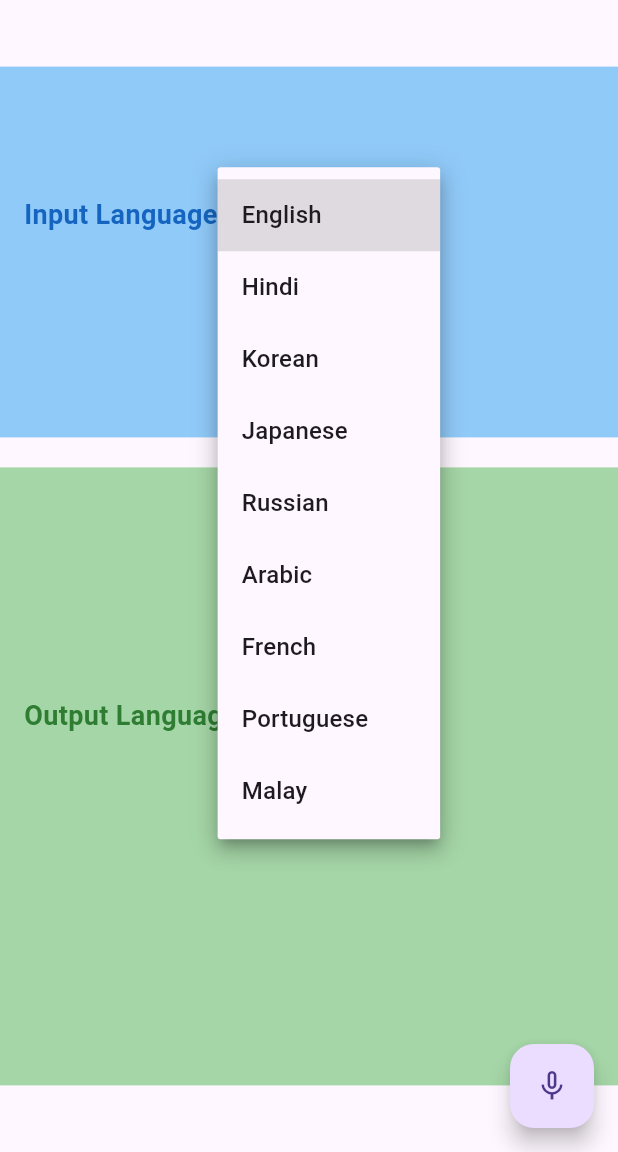
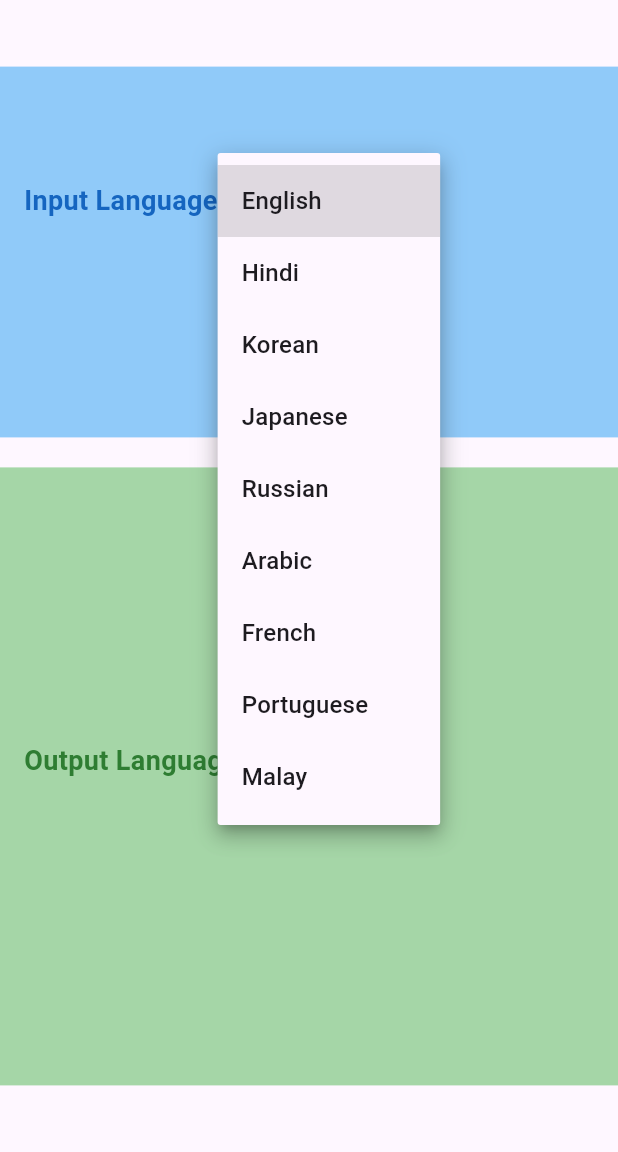
Before and after one commit to Varun-Kolanu/speech_translation, a Flutter app: the screen it shows after launch, after a tap on "English", on a phone screen of 412 x 824 dp, the part 84-1236 px from its top. Run offline on Flutter 3.47's test engine with Material 3 defaults, Android fonts, the light colour scheme and no system bars; our stand-ins replace file_picker, flutter_tts; missing offline and left inert: google_speech, translator.

Commit message:
update: Download

```diff
--- a/lib/main.dart
+++ b/lib/main.dart
@@ -1,10 +1,10 @@
 import 'package:flutter/material.dart';
 import 'package:speech_translation/pages/speech.dart';
-import 'package:speech_translation/utils/speech_to_text.dart';
+import 'package:speech_translation/utils/audio_to_text.dart';
 import 'package:speech_translation/utils/text_to_speech.dart';
 import 'package:speech_translation/utils/translator.dart';
 
-void main() {
+void main() async {
   WidgetsFlutterBinding.ensureInitialized();
   runApp(const MyApp());
 }
@@ -15,7 +15,8 @@ class MyApp extends StatelessWidget {
   @override
   Widget build(BuildContext context) {
     MyTts();
-    MyStt();
+    // MyStt();
+    MyAtt();
     MyTranslator();
     return const MaterialApp(
       title: 'Speech Translation',
--- a/lib/pages/speech.dart
+++ b/lib/pages/speech.dart
@@ -1,8 +1,11 @@
+import 'dart:io';
+
+import 'package:file_picker/file_picker.dart';
 import 'package:flutter/material.dart';
-import 'package:speech_translation/utils/speech_to_text.dart';
-import 'package:speech_translation/utils/stt_state.dart';
+import 'package:speech_translation/utils/audio_to_text.dart';
 import 'package:speech_translation/utils/text_to_speech.dart';
 import 'package:speech_translation/utils/translator.dart';
+import 'package:speech_translation/utils/tts_state.dart';
 
 class SpeechPage extends StatefulWidget {
   const SpeechPage({super.key});
@@ -12,15 +15,15 @@ class SpeechPage extends StatefulWidget {
 }
 
 class _SpeechPageState extends State<SpeechPage> {
-  final MyStt _stt = MyStt();
+  final MyAtt _att = MyAtt();
   final MyTts _tts = MyTts();
   final MyTranslator _translator = MyTranslator();
-  String _spokenText = '';
-  String _translatedText = '';
-  SttState _status = SttState.stopped;
-  String _selectedInputLanguage = 'en_US';
-  String _selectedOutputLanguage = 'en-US';
-  final List<dynamic> _ttsVoices = [
+
+  File? _selectedFile;
+  String _selectedInputLanguage = 'en-US';
+  String _selectedOutputLanguage = 'hi-IN';
+  TtsState _status = TtsState.initialized;
+  final List<dynamic> _voices = [
     {
       "name": "English",
       "id": "en-US",
@@ -58,83 +61,52 @@ class _SpeechPageState extends State<SpeechPage> {
       "id": "ms-MY",
     },
   ];
-  final List<dynamic> _sttVoices = [
-    {
-      "name": "English",
-      "id": "en_US",
-    },
-    {
-      "name": "Hindi",
-      "id": "hi_IN",
-    },
-    {
-      "name": "Korean",
-      "id": "ko_KR",
-    },
-    {
-      "name": "Japanese",
-      "id": "ja_JP",
-    },
-    {
-      "name": "Russian",
-      "id": "ru_RU",
-    },
-    {
-      "name": "Arabic",
-      "id": "ar_AE",
-    },
-    {
-      "name": "French",
-      "id": "fr_FR",
-    },
-    {
-      "name": "Portuguese",
-      "id": "pt_PT",
-    },
-    {
-      "name": "Malay",
-      "id": "ms_MY",
-    },
-  ];
-
-  String _getLanguageCode(String language, String type) {
-    if (type == "input") {
-      return language.split("_")[0];
-    } else {
-      return language.split("-")[0];
-    }
-  }
-
-  Future<void> _handleSpeech() async {
-    if (_status != SttState.listening) {
-      await _stt.startListening();
-    } else {
-      await _stt.stopListening();
-    }
-  }
-
-  void _onSpeechResult(String text, SttState status, String emitted) async {
-    setState(() {
-      _spokenText = text;
-      _status = status;
-    });
-    if (emitted == "done") {
-      String translatedOutput = await _translator.getTranslation(
-        text,
-        _getLanguageCode(_selectedInputLanguage, "input"),
-        _getLanguageCode(_selectedOutputLanguage, "output"),
-      );
-      setState(() {
-        _translatedText = translatedOutput;
-      });
-      await _tts.speak(translatedOutput);
-    }
-  }
 
   @override
   void initState() {
     super.initState();
-    _stt.callback = _onSpeechResult;
+    _tts.callback = updateStatus;
+  }
+
+  String _getLanguageCode(String language) {
+    return language.split("-")[0];
+  }
+
+  Future<void> _pickFile() async {
+    FilePickerResult? result = await FilePicker.platform.pickFiles(
+      type: FileType.audio,
+      allowCompression: true,
+    );
+
+    if (result != null) {
+      setState(() {
+        _selectedFile = File(result.files.single.path!);
+      });
+      await _translateSpeech();
+    }
+  }
+
+  Future<void> _translateSpeech() async {
+    String transcribedText =
+        await _att.getText(_selectedInputLanguage, _selectedFile!.path);
+    String translatedOutput = await _translator.getTranslation(
+      transcribedText,
+      _getLanguageCode(_selectedInputLanguage),
+      _getLanguageCode(
+        _selectedOutputLanguage,
+      ),
+    );
+    await _tts.download(
+        translatedOutput,
+        (_voices
+            .where((voice) => voice["id"] == _selectedOutputLanguage)
+            .toList())[0]["name"]);
+  }
+
+  void updateStatus(TtsState status) {
+    setState(() {
+      _status = status;
+    });
   }
 
   @override
@@ -156,11 +128,6 @@ class _SpeechPageState extends State<SpeechPage> {
           const SizedBox(height: 20.0),
           _buildTranslationOutputSection(),
         ],
-      ),
-      floatingActionButton: FloatingActionButton(
-        onPressed: _handleSpeech,
-        tooltip: 'Listen',
-        child: Icon(_status == SttState.listening ? Icons.mic : Icons.mic_none),
       ),
     );
   }
@@ -193,9 +160,8 @@ class _SpeechPageState extends State<SpeechPage> {
                       setState(() {
                         _selectedInputLanguage = newValue!;
                       });
-                      _stt.setLocaleId(newValue!);
                     },
-                    items: _sttVoices
+                    items: _voices
                         .map<DropdownMenuItem<String>>(
                           (voice) => DropdownMenuItem<String>(
                             value: voice["id"],
@@ -208,14 +174,11 @@ class _SpeechPageState extends State<SpeechPage> {
               ),
             ),
             const SizedBox(height: 20.0),
-            Text(
-              _spokenText,
-              style: TextStyle(
-                fontSize: 20.0,
-                fontWeight: FontWeight.bold,
-                color: Colors.blue[600],
-              ),
-            ),
+            ElevatedButton(
+                onPressed: _pickFile,
+                child: const Text(
+                  "Pick Audio",
+                )),
           ],
         ),
       ),
@@ -252,7 +215,7 @@ class _SpeechPageState extends State<SpeechPage> {
                     });
                     await _tts.setLanguage(newValue!);
                   },
-                  items: _ttsVoices
+                  items: _voices
                       .map<DropdownMenuItem<String>>(
                         (voice) => DropdownMenuItem<String>(
                           value: voice["id"],
@@ -263,26 +226,13 @@ class _SpeechPageState extends State<SpeechPage> {
                 ),
               ],
             ),
-            const SizedBox(height: 20.0),
-            _translatedText == ""
-                ? const Text("")
-                : Text(
-                    'Translated Text:',
-                    style: TextStyle(
-                      fontSize: 18.0,
-                      fontWeight: FontWeight.bold,
-                      color: Colors.green[800],
-                    ),
-                  ),
-            const SizedBox(height: 10.0),
-            Text(
-              _translatedText,
-              style: TextStyle(
-                fontSize: 20.0,
-                fontWeight: FontWeight.bold,
-                color: Colors.green[600],
-              ),
-            ),
+            _status == TtsState.downloading
+                ? const Text("Downloading...")
+                : _status == TtsState.initialized
+                    ? const Text("")
+                    : const Text(
+                        "See downloaded file in Audio section of phone",
+                      )
           ],
         ),
       ),
--- /dev/null
+++ b/lib/utils/att_state.dart
@@ -0,0 +1,5 @@
+enum AttState {
+  transcribing,
+  stopped,
+  undefined,
+}
--- /dev/null
+++ b/lib/utils/audio_to_text.dart
@@ -0,0 +1,80 @@
+import 'dart:io';
+
+import 'package:flutter/services.dart';
+import 'package:google_speech/google_speech.dart';
+import 'package:path_provider/path_provider.dart';
+import 'package:speech_translation/utils/att_state.dart';
+
+class WavHeader {
+  int sampleRate;
+  int audioChannels;
+
+  WavHeader(this.sampleRate, this.audioChannels);
+}
+
+class MyAtt {
+  late SpeechToText _att;
+  AttState state = AttState.stopped;
+
+  static final MyAtt _instance = MyAtt._internal();
+
+  factory MyAtt() => _instance;
+  MyAtt._internal() {
+    _initStt();
+  }
+
+  void _initStt() async {
+    try {
+      final serviceAccount = ServiceAccount.fromString(
+        (await rootBundle.loadString('assets/speech-translation.json')),
+      );
+      _att = SpeechToText.viaServiceAccount(serviceAccount);
+    } catch (e) {
+      print("Errorrr: $e");
+    }
+  }
+
+  Future<WavHeader> _getWavHeader(String filePath) async {
+    final File audioFile = File(filePath);
+    final bytes = await audioFile.readAsBytes();
+
+    // Extract sample rate
+    int sampleRate =
+        bytes[24] | (bytes[25] << 8) | (bytes[26] << 16) | (bytes[27] << 24);
+
+    // Extract audio channels
+    int audioChannels = bytes[22] | (bytes[23] << 8);
+
+    return WavHeader(sampleRate, audioChannels);
+  }
+
+  Future<List<int>> _getAudioContent(String path) async {
+    return File(path).readAsBytesSync().toList();
+  }
+
+  Future<String> getText(
+    String language,
+    String path,
+  ) async {
+    state = AttState.transcribing;
+    WavHeader wavHeader = await _getWavHeader(path);
+    final config = RecognitionConfig(
+      encoding: AudioEncoding.LINEAR16,
+      model: RecognitionModel.basic,
+      enableAutomaticPunctuation: true,
+      sampleRateHertz: wavHeader.sampleRate,
+      audioChannelCount: wavHeader.audioChannels,
+      languageCode: language,
+    );
+
+    final audioContent = await _getAudioContent(path);
+    final response = await _att.recognize(config, audioContent);
+
+    final transcribedText = response.results
+        .map((result) => result.alternatives.first.transcript)
+        .join(' ');
+
+    state = AttState.stopped;
+    return transcribedText;
+  }
+}
--- a/lib/utils/speech_to_text.dart
+++ /dev/null
@@ -1,94 +0,0 @@
-import 'package:speech_to_text/speech_to_text.dart';
-import 'package:speech_to_text/speech_recognition_result.dart';
-import 'package:speech_translation/utils/stt_state.dart';
-
-typedef SpeechRecognitionResultCallback = void Function(
-  String text,
-  SttState status,
-  String emitted,
-);
-
-class MyStt {
-  late SpeechToText stt;
-  List<LocaleName> localeNames = [];
-  String lastWords = "";
-  bool hasSpeech = false;
-  String _localeId = "en_US";
-  SpeechRecognitionResultCallback? callback;
-  SpeechListenOptions listenOptions = SpeechListenOptions(
-    cancelOnError: true,
-    listenMode: ListenMode.dictation,
-  );
-
-  static final MyStt _instance = MyStt._internal();
-
-  factory MyStt() => _instance;
-  MyStt._internal() {
-    stt = SpeechToText();
-    initStt();
-  }
-
-  Future<void> initStt() async {
-    try {
-      await stt.initialize(
-        onStatus: (status) {
-          print('status: $status');
-          if (status == 'done') {
-            callback?.call(lastWords, SttState.stopped, 'done');
-            lastWords = "";
-          } else {
-            callback?.call(lastWords, SttState.listening, 'listening');
-          }
-          hasSpeech = true;
-        },
-        onError: (error) {
-          print('error: $error');
-          lastWords = "";
-          callback?.call(lastWords, SttState.stopped, 'stop');
-          hasSpeech = false;
-        },
-      );
-
-      if (hasSpeech) {
-        // Get the list of languages installed on the supporting platform so they
-        // can be displayed in the UI for selection by the user.
-        localeNames = await stt.locales();
-      }
-    } catch (e) {
-      print('Speech recognition failed: ${e.toString()}');
-    }
-  }
-
-  Future<dynamic> getLanguages() async {
-    final locales = (await stt.locales())
-        .map((e) => {
-              "name": e.name,
-              "locale": (e.localeId),
-            })
-        .toList();
-    return locales;
-  }
-
-  Future<void> startListening() async {
-    print("Listening...");
-    await stt.listen(
-        onResult: (SpeechRecognitionResult result) {
-          lastWords = result.recognizedWords;
-          print(result.recognizedWords);
-          callback?.call(result.recognizedWords, SttState.listening, 'result');
-        },
-        listenOptions: listenOptions,
-        localeId: _localeId);
-  }
-
-  Future<void> stopListening() async {
-    await stt.stop();
-    print("Stopped Listening...");
-    lastWords = "";
-    callback?.call(lastWords, SttState.stopped, 'done');
-  }
-
-  void setLocaleId(String id) {
-    _localeId = id;
-  }
-}
--- a/lib/utils/text_to_speech.dart
+++ b/lib/utils/text_to_speech.dart
@@ -1,14 +1,20 @@
 import 'package:flutter_tts/flutter_tts.dart';
 import 'dart:async';
-import 'dart:io' show Platform;
+import 'dart:io';
 
 import 'package:flutter/foundation.dart' show kIsWeb;
 import 'package:speech_translation/utils/tts_state.dart';
+import 'package:path_provider/path_provider.dart';
+
+typedef TtsCalback = void Function(
+  TtsState status,
+);
 
 class MyTts {
   late FlutterTts flutterTts;
   String? engine;
   TtsState ttsState = TtsState.initialized;
+  TtsCalback? callback;
 
   // Singleton instance
   static final MyTts _instance = MyTts._internal();
@@ -94,4 +100,11 @@ class MyTts {
   Future<void> setLanguage(String language) async {
     await flutterTts.setLanguage(language);
   }
+
+  Future<void> download(String text, String outputLanguage) async {
+    await flutterTts.awaitSynthCompletion(true);
+    callback?.call(TtsState.downloading);
+    await flutterTts.synthesizeToFile(text, "audio_$outputLanguage.mp3");
+    callback?.call(TtsState.stopped);
+  }
 }
--- a/lib/utils/tts_state.dart
+++ b/lib/utils/tts_state.dart
@@ -5,5 +5,6 @@ enum TtsState {
   continued,
   initialized,
   error,
-  loading
+  loading,
+  downloading
 }
```
Also changed, not shown: pubspec.yaml (+5 -3 lines), pubspec.lock, 3 other files.
